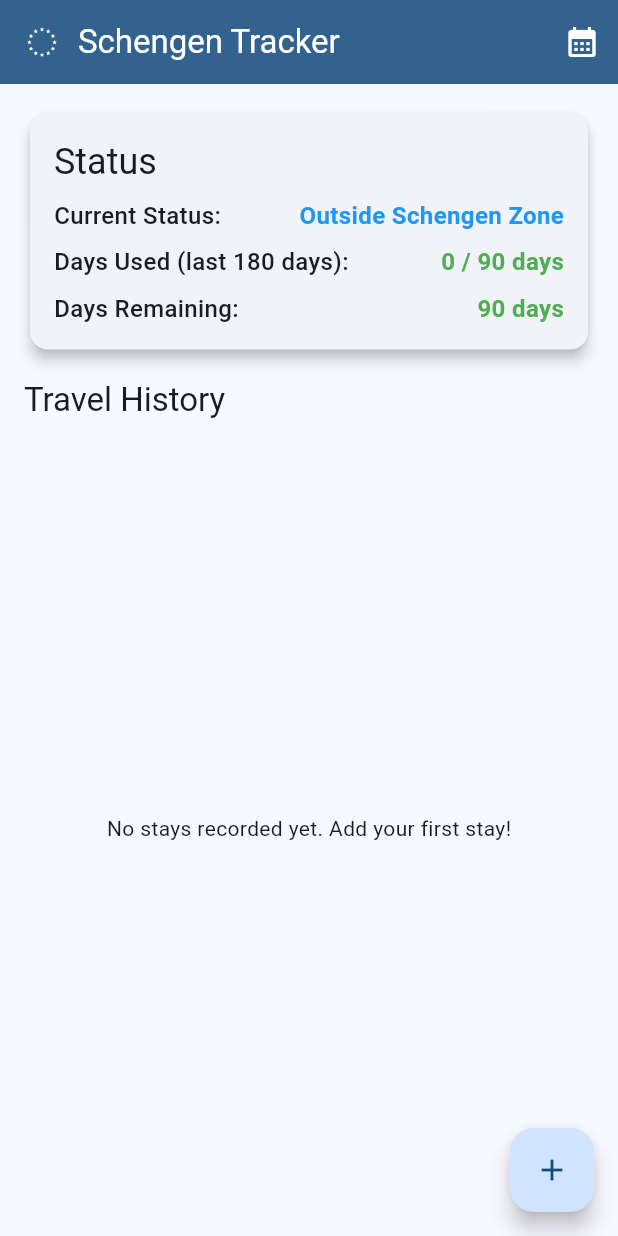
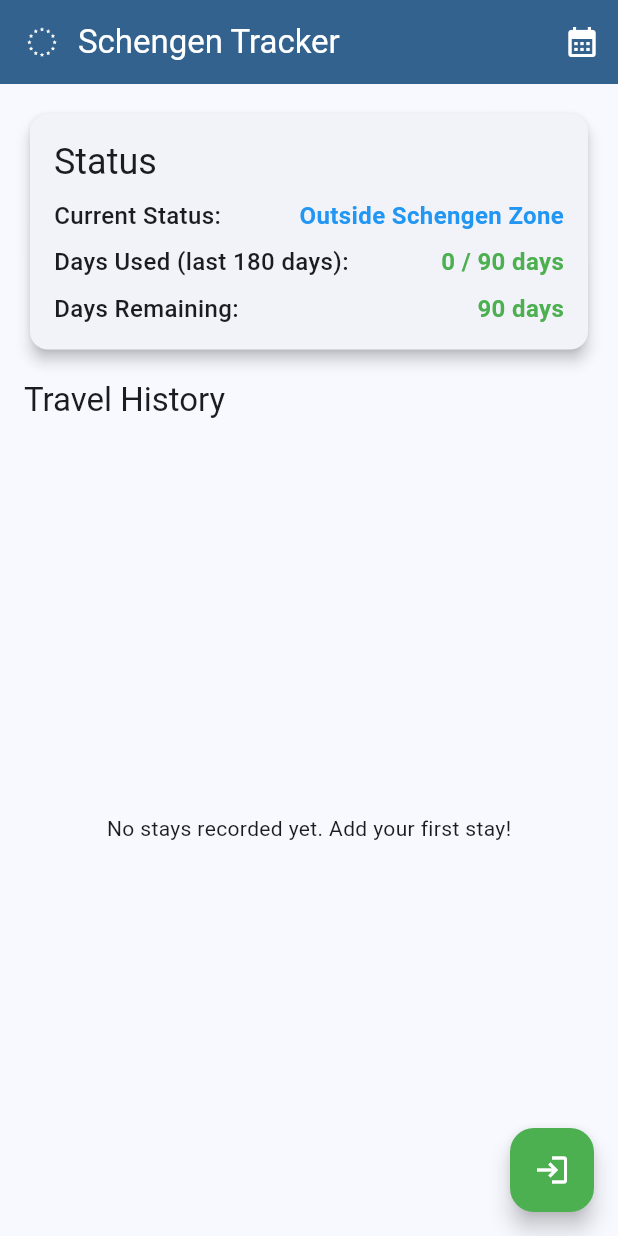
Before and after one commit to hatstand/schenghaied, a Flutter app: the screen it shows after launch, on a phone screen of 412 x 824 dp. Run offline on Flutter 3.47's test engine with Material 3 defaults, Android fonts, the phone set to English and light mode, and no system bars; our stand-ins replace flutter_svg, sqflite, table_calendar; missing offline and left inert: time_machine; accounts and stored records are empty.

Commit message:
Vibe: appropriate icons for enter/exit

```diff
--- a/lib/screens/home_screen.dart
+++ b/lib/screens/home_screen.dart
@@ -139,16 +139,6 @@ class _HomeScreenState extends State<HomeScreen> {
                       'Travel History',
                       style: Theme.of(context).textTheme.titleLarge,
                     ),
-                    if (stayProvider.isCurrentlyInSchengen)
-                      ElevatedButton.icon(
-                        icon: const Icon(Icons.exit_to_app),
-                        label: const Text('Record Exit'),
-                        style: ElevatedButton.styleFrom(
-                          backgroundColor: Colors.orange,
-                          foregroundColor: Colors.white,
-                        ),
-                        onPressed: () => _showExitDialog(context),
-                      ),
                   ],
                 ),
               ),
@@ -173,13 +163,32 @@ class _HomeScreenState extends State<HomeScreen> {
           );
         },
       ),
-      floatingActionButton: FloatingActionButton(
-        onPressed: () {
-          Navigator.of(context).push(
-            MaterialPageRoute(builder: (context) => const AddStayScreen()),
+      floatingActionButton: Consumer<StayProvider>(
+        builder: (context, stayProvider, _) {
+          final bool isInSchengen = stayProvider.isCurrentlyInSchengen;
+
+          return FloatingActionButton(
+            onPressed: () {
+              if (isInSchengen) {
+                // Show exit dialog if already in Schengen
+                _showExitDialog(context);
+              } else {
+                // Navigate to add stay screen for entry
+                Navigator.of(context).push(
+                  MaterialPageRoute(
+                    builder: (context) => const AddStayScreen(),
+                  ),
+                );
+              }
+            },
+            backgroundColor: isInSchengen ? Colors.orange : Colors.green,
+            tooltip: isInSchengen ? 'Record Exit' : 'Record Entry',
+            child: Icon(
+              isInSchengen ? Icons.exit_to_app : Icons.login,
+              color: Colors.white,
+            ),
           );
         },
-        child: const Icon(Icons.add),
       ),
     );
   }
```
